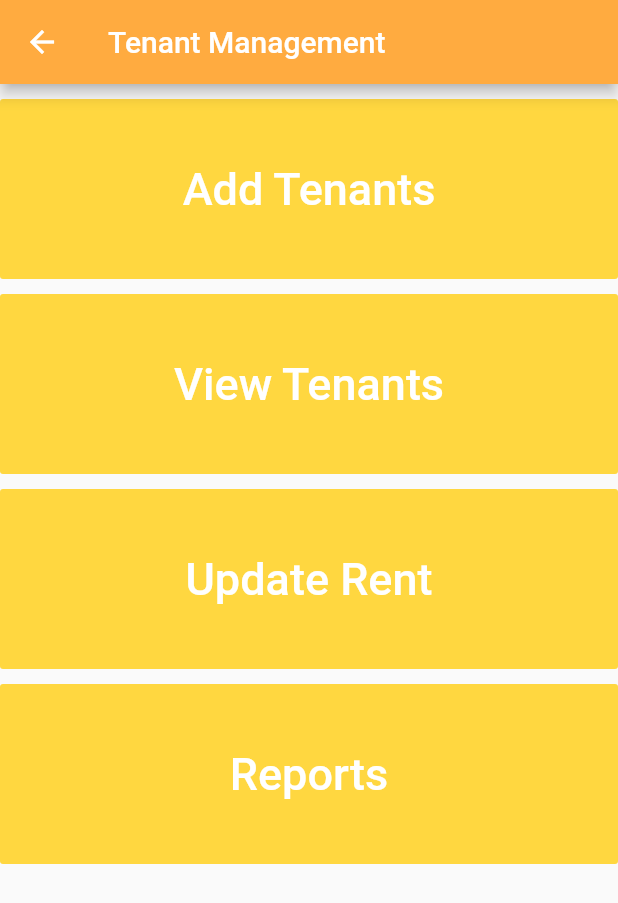
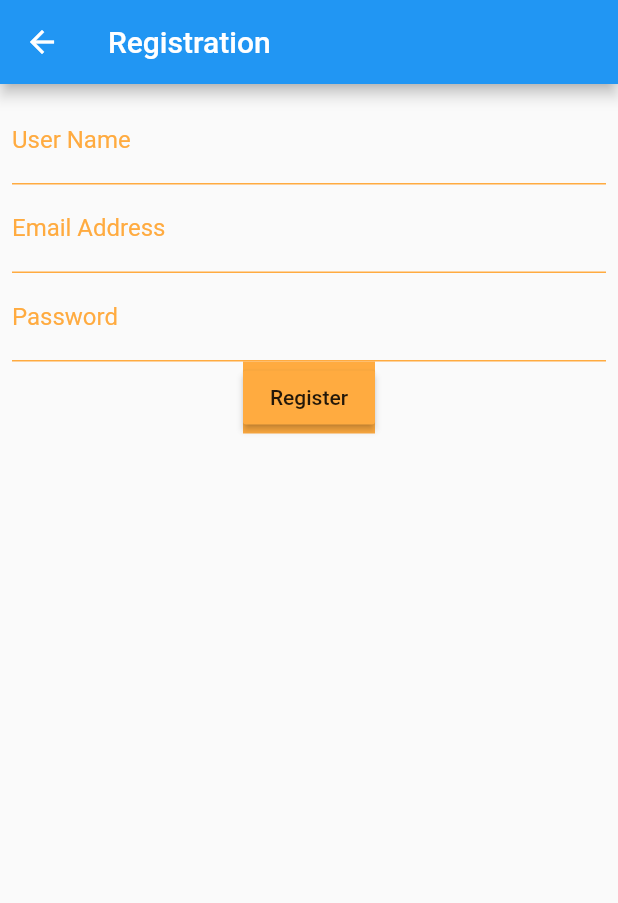
Before and after one commit to sandeepkk1507/Tenant_Management, a Flutter app: the screen it shows after launch, on a phone screen of 412 x 824 dp. Shown: the top 903 px of the screen. Run offline on Flutter 3.47's test engine with Material 2 defaults, Android fonts, the phone set to English and light mode, and no system bars; our stand-ins replace datetime_picker_formfield, firebase_auth; accounts and stored records are empty.

Commit message:
Firebase integration Email + Password signin

```diff
--- /dev/null
+++ b/lib/Screens/registration.dart
@@ -0,0 +1,162 @@
+import 'package:firebase_auth/firebase_auth.dart';
+import 'package:flutter/material.dart';
+import 'package:flutterapp/Screens/login_screen.dart';
+import 'package:flutterapp/model/user.dart';
+
+class RegistrationPage extends StatefulWidget {
+  @override
+  _RegistrationPageState createState() => _RegistrationPageState();
+}
+
+class _RegistrationPageState extends State<RegistrationPage> {
+  final _formKey = GlobalKey<FormState>();
+  final _user = User();
+  final _userNameController = TextEditingController();
+  final _emailController = TextEditingController();
+  final _passwordController = TextEditingController();
+
+  Future<bool> registerUser(String name, String email, String pwd) async {
+    FirebaseAuth _auth = FirebaseAuth.instance;
+
+    try{
+      AuthResult result = await _auth.createUserWithEmailAndPassword(email: email, password: pwd);
+      FirebaseUser user = result.user;
+      UserUpdateInfo info = UserUpdateInfo();
+      info.displayName = name;
+      user.updateProfile(info);
+      return true;
+    }catch(e) {
+      print(e.toString());
+      return false;
+    }
+
+
+  }
+  @override
+  Widget build(BuildContext context) {
+    return Scaffold(
+      appBar: AppBar(
+        title: Text('Registration'),
+      ),
+      body: Container(
+        padding: EdgeInsets.all(8.0),
+        child: Builder(
+          builder: (context) => Form(
+            key: _formKey,
+            child: SingleChildScrollView(
+              child: Column(children: <Widget>[
+                TextFormField(
+                    style: TextStyle(
+                      color: Colors.amberAccent,
+                    ),
+                    decoration: InputDecoration(
+                        labelText: 'User Name',
+                        labelStyle: TextStyle(color: Colors.orangeAccent),
+                        enabledBorder: UnderlineInputBorder(
+                            borderSide: BorderSide(
+                          color: Colors.orangeAccent,
+                        )),
+                        focusedBorder: UnderlineInputBorder(
+                            borderSide: BorderSide(
+                          color: Colors.orangeAccent,
+                        ))),
+                    controller: _userNameController,
+                    validator: (value) {
+                      if (value.trim().isEmpty) {
+                        return 'Please enter User Name';
+                      }
+                    },
+                    onSaved: (val) => setState(() => _user.userName = val),
+                ),
+                TextFormField(
+                  style: TextStyle(
+                    color: Colors.amberAccent,
+                  ),
+                  decoration: InputDecoration(
+                      labelText: 'Email Address',
+                      labelStyle: TextStyle(color: Colors.orangeAccent),
+                      enabledBorder: UnderlineInputBorder(
+                          borderSide: BorderSide(
+                            color: Colors.orangeAccent,
+                          )),
+                      focusedBorder: UnderlineInputBorder(
+                          borderSide: BorderSide(
+                            color: Colors.orangeAccent,
+                          ))),
+                  controller: _emailController,
+                  validator: (value) {
+                    if (value.trim().isEmpty) {
+                      return 'Please enter Email Address';
+                    }
+                  },
+                  onSaved: (val) => setState(() => _user.userName = val),
+                ),
+                TextFormField(
+                  style: TextStyle(
+                    color: Colors.amberAccent,
+                  ),
+                  obscureText: true,
+                  decoration: InputDecoration(
+                      labelText: 'Password',
+                      labelStyle: TextStyle(color: Colors.orangeAccent),
+                      enabledBorder: UnderlineInputBorder(
+                          borderSide: BorderSide(
+                            color: Colors.orangeAccent,
+                          )),
+                      focusedBorder: UnderlineInputBorder(
+                          borderSide: BorderSide(
+                            color: Colors.orangeAccent,
+                          ))),
+                  controller: _passwordController,
+                  validator: (value) {
+                    if (value.trim().isEmpty) {
+                      return 'Please enter Password';
+                    }
+                  },
+                  onSaved: (val) => setState(() => _user.userName = val),
+                ),
+                Container(
+                  color: Colors.orangeAccent,
+                  child: RaisedButton(
+                    color: Colors.orangeAccent,
+                    child: Text('Register'),
+                    onPressed: () async {
+                      final email = _emailController.text.toString().trim();
+                      final userName = _userNameController.text.toString().trim();
+                      final password = _passwordController.text.toString().trim();
+                      bool result = await registerUser(userName, email, password);
+
+                      if(result){
+                        Navigator.of(context).push(MaterialPageRoute(
+                          builder: (context) => LoginPage()
+                        ));
+                      }else{
+                        print('ERROR');
+                      }
+//                      final form = _formKey.currentState;
+//                      if(form.validate()){
+//                        form.save();
+//                        _user.save();
+//                        _showDialog(context);
+//                        Navigator.pop(context);
+//                      }
+                    },
+                  ),
+
+                )
+              ]),
+            ),
+          ),
+        ),
+      ),
+    );
+  }
+  _showDialog(BuildContext context){
+    Scaffold.of(context)
+        .showSnackBar(
+      SnackBar(
+        content: Text('Registration Successful'),
+      ),
+    );
+  }
+}
--- a/lib/main.dart
+++ b/lib/main.dart
@@ -1,4 +1,5 @@
 import 'package:flutter/material.dart';
+import 'package:flutterapp/Screens/registration.dart';
 import 'package:flutterapp/start_page.dart';
 
 import 'add_tenant.dart';
@@ -10,10 +11,11 @@ class MyApp extends StatelessWidget {
   @override
   Widget build(BuildContext context) {
     return MaterialApp(
-      initialRoute: '/startPage',
+      initialRoute: '/registrationPage',
       routes: {
         '/startPage': (context) => StartPage(),
         '/addTenant': (context) => AddTenant(),
+        '/registrationPage': (context) => RegistrationPage(),
       },
       title: 'Flutter Demo',
       theme: ThemeData(
--- /dev/null
+++ b/lib/model/user.dart
@@ -0,0 +1,22 @@
+import 'dart:core';
+
+class User {
+  String userName = '';
+  String email= '';
+  String password = '';
+  String profilePic = '';
+  String userType = '';
+
+//  Tenant(String tenantName, String startDate, int rent, int advance, String proofPath, String agreement){
+//   this.tenantName = tenantName;
+//   this.startDate = startDate;
+//   this.rent = rent;
+//   this.advance = advance;
+//   this.proofPath = proofPath;
+//   this.agreement = agreement;
+//  }
+  save(){
+    print('Form is saved');
+  }
+
+}
--- a/pubspec.yaml
+++ b/pubspec.yaml
@@ -31,7 +31,7 @@ dependencies:
     # Add the dependencies for any other Firebase products you want to use in your app
     # For example, to use Firebase Authentication and Cloud Firestore
   firebase_auth: ^0.14.0+5
-  cloud_firestore: ^0.12.9+5
+  cloud_firestore: ^0.13.4+2
 
 dev_dependencies:
   flutter_test:
```
Also changed, not shown: lib/Screens/login_screen.dart (added, +106 -0 lines), 5 other files.
